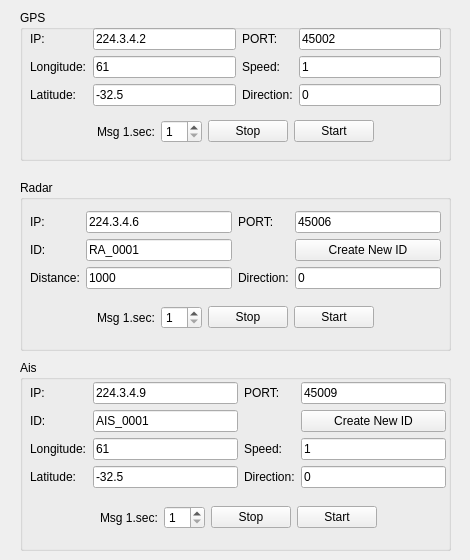
Above: src/mainWin.ui from zhoutk/udpTools before the change. Below: the same form after it.
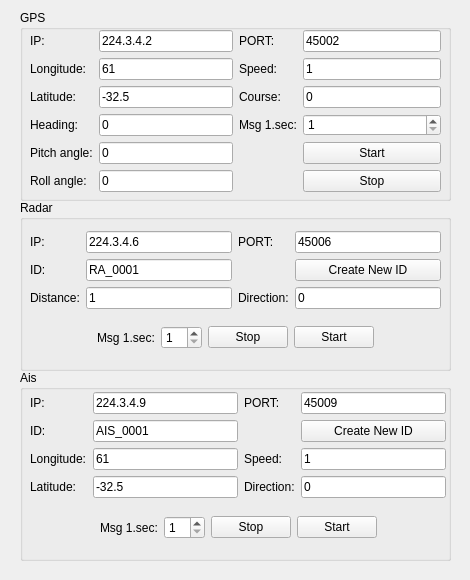
That is the form after the change.

Commit message: ais ok.

Patch:
```diff
--- a/src/mainWin.ui
+++ b/src/mainWin.ui
@@ -7,19 +7,19 @@
     <x>0</x>
     <y>0</y>
     <width>470</width>
-    <height>560</height>
+    <height>580</height>
    </rect>
   </property>
   <property name="minimumSize">
    <size>
     <width>470</width>
-    <height>560</height>
+    <height>580</height>
    </size>
   </property>
   <property name="maximumSize">
    <size>
     <width>470</width>
-    <height>560</height>
+    <height>580</height>
    </size>
   </property>
   <property name="windowTitle">
@@ -31,7 +31,7 @@
      <x>20</x>
      <y>10</y>
      <width>431</width>
-     <height>151</height>
+     <height>191</height>
     </rect>
    </property>
    <property name="title">
@@ -41,12 +41,12 @@
     <property name="geometry">
      <rect>
       <x>10</x>
-      <y>10</y>
+      <y>20</y>
       <width>411</width>
-      <height>131</height>
+      <height>162</height>
      </rect>
     </property>
-    <layout class="QVBoxLayout" name="verticalLayout_15">
+    <layout class="QHBoxLayout" name="horizontalLayout_7">
      <item>
       <layout class="QHBoxLayout" name="horizontalLayout">
        <item>
@@ -72,6 +72,27 @@
            </property>
           </widget>
          </item>
+         <item>
+          <widget class="QLabel" name="label_9">
+           <property name="text">
+            <string>Heading:</string>
+           </property>
+          </widget>
+         </item>
+         <item>
+          <widget class="QLabel" name="label_10">
+           <property name="text">
+            <string>Pitch angle:</string>
+           </property>
+          </widget>
+         </item>
+         <item>
+          <widget class="QLabel" name="label_26">
+           <property name="text">
+            <string>Roll angle:</string>
+           </property>
+          </widget>
+         </item>
         </layout>
        </item>
        <item>
@@ -97,8 +118,33 @@
            </property>
           </widget>
          </item>
+         <item>
+          <widget class="QLineEdit" name="heading">
+           <property name="text">
+            <string>0</string>
+           </property>
+          </widget>
+         </item>
+         <item>
+          <widget class="QLineEdit" name="pitchAngle">
+           <property name="text">
+            <string>0</string>
+           </property>
+          </widget>
+         </item>
+         <item>
+          <widget class="QLineEdit" name="rollAngle">
+           <property name="text">
+            <string>0</string>
+           </property>
+          </widget>
+         </item>
         </layout>
        </item>
+      </layout>
+     </item>
+     <item>
+      <layout class="QHBoxLayout" name="horizontalLayout_2">
        <item>
         <layout class="QVBoxLayout" name="verticalLayout_3">
          <item>
@@ -118,7 +164,28 @@
          <item>
           <widget class="QLabel" name="label_6">
            <property name="text">
-            <string>Direction:</string>
+            <string>Course:</string>
+           </property>
+          </widget>
+         </item>
+         <item>
+          <widget class="QLabel" name="label_7">
+           <property name="text">
+            <string>Msg 1.sec:</string>
+           </property>
+          </widget>
+         </item>
+         <item>
+          <widget class="QLabel" name="label_27">
+           <property name="text">
+            <string/>
+           </property>
+          </widget>
+         </item>
+         <item>
+          <widget class="QLabel" name="label_28">
+           <property name="text">
+            <string/>
            </property>
           </widget>
          </item>
@@ -147,32 +214,6 @@
            </property>
           </widget>
          </item>
-        </layout>
-       </item>
-      </layout>
-     </item>
-     <item>
-      <layout class="QHBoxLayout" name="horizontalLayout_2">
-       <item>
-        <spacer name="horizontalSpacer">
-         <property name="orientation">
-          <enum>Qt::Horizontal</enum>
-         </property>
-         <property name="sizeHint" stdset="0">
-          <size>
-           <width>40</width>
-           <height>20</height>
-          </size>
-         </property>
-        </spacer>
-       </item>
-       <item>
-        <widget class="QLabel" name="label_7">
-         <property name="text">
-          <string>Msg 1.sec:</string>
-         </property>
-        </widget>
-       </item>
        <item>
         <widget class="QSpinBox" name="spinBox">
          <property name="minimum">
@@ -183,13 +224,6 @@
          </property>
         </widget>
        </item>
-       <item>
-        <widget class="QPushButton" name="btnStop">
-         <property name="text">
-          <string>Stop</string>
-         </property>
-        </widget>
-       </item>
        <item>
         <widget class="QPushButton" name="btnStart">
          <property name="text">
@@ -198,17 +232,13 @@
         </widget>
        </item>
        <item>
-        <spacer name="horizontalSpacer_2">
-         <property name="orientation">
-          <enum>Qt::Horizontal</enum>
-         </property>
-         <property name="sizeHint" stdset="0">
-          <size>
-           <width>40</width>
-           <height>20</height>
-          </size>
-         </property>
-        </spacer>
+          <widget class="QPushButton" name="btnStop">
+           <property name="text">
+            <string>Stop</string>
+           </property>
+          </widget>
+         </item>
+        </layout>
        </item>
       </layout>
      </item>
@@ -219,7 +249,7 @@
    <property name="geometry">
     <rect>
      <x>20</x>
-     <y>180</y>
+     <y>200</y>
      <width>431</width>
      <height>171</height>
     </rect>
@@ -283,7 +313,7 @@
          <item>
           <widget class="QLineEdit" name="radarSpeed">
            <property name="text">
-            <string>1000</string>
+            <string>1</string>
            </property>
           </widget>
          </item>
@@ -409,7 +439,7 @@
    <property name="geometry">
     <rect>
      <x>20</x>
-     <y>360</y>
+     <y>370</y>
      <width>431</width>
      <height>191</height>
     </rect>
```
Left out of the diff: 1 changed line with no effect on the pictures. Lines whose indentation alone changed are shown as unchanged. The commit also changes 2 other files.
